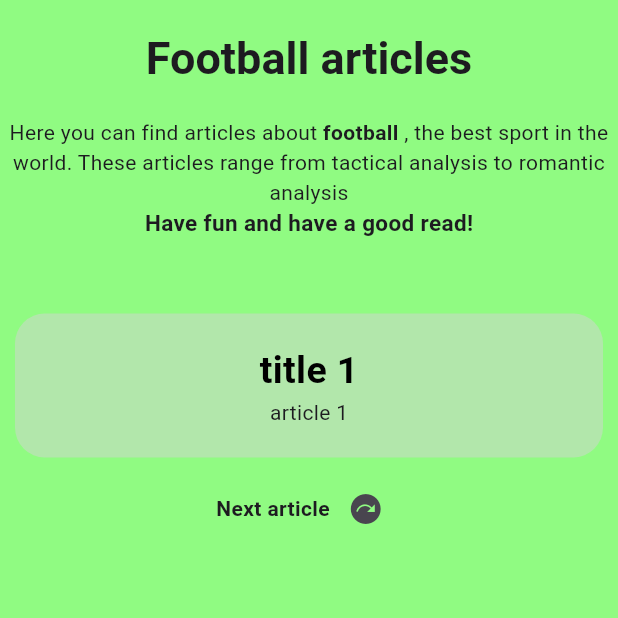
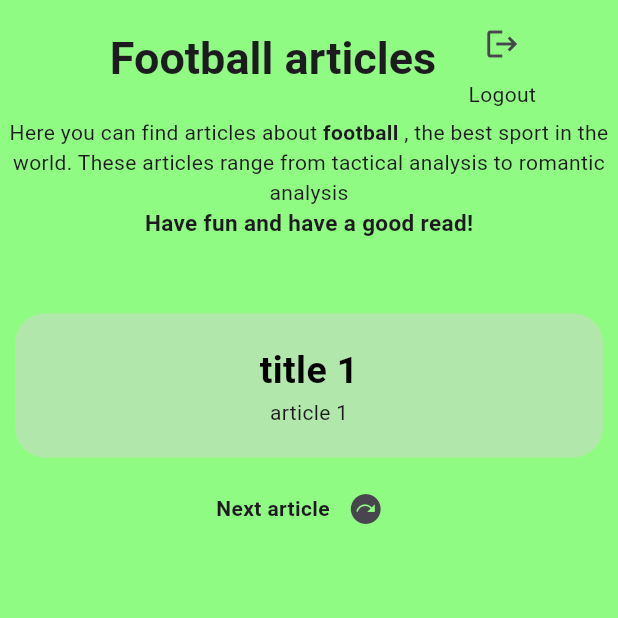
Before and after one commit to Niccoborg22/flutter_articles_application, a Flutter app: the FootballPage screen opened directly, on a phone screen of 412 x 824 dp, the top half of it. Run offline on Flutter 3.47's test engine with Material 3 defaults, Android fonts, the phone set to English and light mode, and no system bars; our stand-ins replace carousel_slider.

Commit message:
logout implementation

```diff
--- /dev/null
+++ b/lib/views/UI/_title_bar.dart
@@ -0,0 +1,37 @@
+import 'package:flutter/material.dart';
+import '../_login.dart';
+import '_title.dart';
+
+class TitleBar extends StatelessWidget {
+  final String titlePage;
+
+  const TitleBar({
+    super.key,
+    required this.titlePage,
+  });
+
+  @override
+  Widget build(BuildContext context) {
+    return Row(
+      mainAxisAlignment: MainAxisAlignment.center,
+      children: [
+        PageTitle(title: titlePage),
+        Column(
+          children: [
+            IconButton(
+                onPressed: () {
+                  // Navigate to LoginPage here
+                  Navigator.push(
+                    context,
+                    MaterialPageRoute(
+                        builder: (context) => const LoginPage()),
+                  );
+                },
+                icon: const Icon(Icons.logout)),
+            const Text("Logout")
+          ],
+        )
+      ],
+    );
+  }
+}
--- a/lib/views/_football_page.dart
+++ b/lib/views/_football_page.dart
@@ -1,7 +1,7 @@
 import 'package:flutter/material.dart';
-import 'UI/_title.dart';
 import 'UI/_article_box.dart';
 import '../models/article.dart';
+import 'UI/_title_bar.dart';
 
 // FOOTBALL PAGE
 class FootballPage extends StatefulWidget {
@@ -48,7 +48,7 @@ class _FootballPageState extends State<FootballPage> {
                   return Column(
                     children: [
                       // TITLE
-                      const PageTitle(title: "Football articles"),
+                      const TitleBar(titlePage: "Football articles"),
 
                       // WELCOME TEXT
                       const Text.rich(
--- a/lib/views/_homepage.dart
+++ b/lib/views/_homepage.dart
@@ -1,8 +1,7 @@
 import 'package:flutter/material.dart';
 import 'UI/_article_box.dart';
-import 'UI/_title.dart';
 import '../models/article.dart';
-
+import 'UI/_title_bar.dart';
 
 // HOME PAGE
 class HomePage extends StatefulWidget {
@@ -52,7 +51,7 @@ class _HomePageState extends State<HomePage> {
               return Column(
                 children: [
                   // TITLE
-                  const PageTitle(title: "Articles Application"),
+                  const TitleBar(titlePage: "Articles Application"),
 
                   // WELCOME TEXT
                   const Center(
--- a/lib/views/_motorsport_page.dart
+++ b/lib/views/_motorsport_page.dart
@@ -1,7 +1,7 @@
 import 'package:flutter/material.dart';
-import 'UI/_title.dart';
 import 'UI/_article_box.dart';
 import '../models/article.dart';
+import 'UI/_title_bar.dart';
 
 // MOTORSPORT PAGE
 class MotorsportPage extends StatefulWidget {
@@ -48,7 +48,7 @@ class _MotorsportPageState extends State<MotorsportPage> {
                   return Column(
                     children: [
                       // TITLE
-                      const PageTitle(title: "Motorsport articles"),
+                      const TitleBar(titlePage: "Motorsport articles"),
 
                       // WELCOME TEXT
                       const Text.rich(
--- a/lib/views/_other_sports_page.dart
+++ b/lib/views/_other_sports_page.dart
@@ -1,8 +1,8 @@
 import 'package:flutter/material.dart';
-import 'UI/_title.dart';
 import 'UI/_article_box.dart';
 import '../models/article.dart';
 import 'package:carousel_slider/carousel_slider.dart';
+import 'UI/_title_bar.dart';
 
 
 // OTHER SPORTS PAGE
@@ -75,7 +75,7 @@ List<Widget> carouselItems = [
                   return Column(
                     children: [
                       // TITLE
-                      const PageTitle(title: "Other sports articles"),
+                      const TitleBar(titlePage: "Other sports articles"),
 
                       // WELCOME TEXT
                       const Text.rich(
```
Also changed, not shown: lib/main.dart (line endings or trailing spaces).
